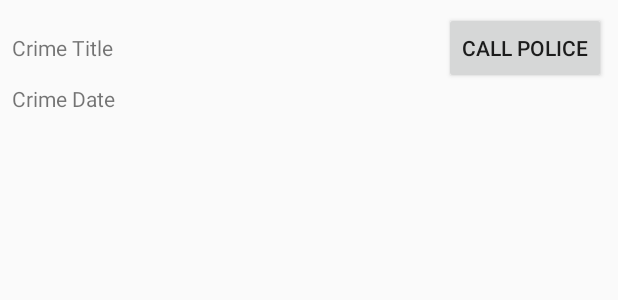
After one commit to hiper2d/android-payground, an Android app: the layout list_item_serious_crime.xml on its own in the app's theme, with its tools: preview values and no code run, on a phone screen of 412 x 824 dp. The commit adds this screen. Shown: the top 300 px of the screen. Run offline under Robolectric (Android 15) with nearby library versions, the phone set to English and light mode, and no system bars.

Commit message:
Chapter 8: Added two switchable ViewHolders

```diff
--- a/app/src/main/java/com/hiper2d/playground/dto/Crime.kt
+++ b/app/src/main/java/com/hiper2d/playground/dto/Crime.kt
@@ -8,4 +8,5 @@ class Crime {
     var solved: Boolean = false
     val id: UUID = UUID.randomUUID()
     val date: LocalDateTime = LocalDateTime.now()
+    var requiresPolice: Boolean = Random().nextInt(10).rem(5) == 0
 }
--- /dev/null
+++ b/app/src/main/res/layout/list_item_serious_crime.xml
@@ -0,0 +1,32 @@
+<?xml version="1.0" encoding="utf-8"?>
+<LinearLayout xmlns:android="http://schemas.android.com/apk/res/android"
+    android:layout_width="match_parent"
+    android:layout_height="wrap_content"
+    android:orientation="vertical"
+    android:padding="8dp">
+
+    <LinearLayout
+        android:layout_width="match_parent"
+        android:layout_height="wrap_content"
+        android:orientation="horizontal">
+
+        <TextView
+            android:id="@+id/crime_title"
+            android:layout_width="wrap_content"
+            android:layout_height="wrap_content"
+            android:layout_weight="1"
+            android:text="@string/crime_title" />
+
+        <Button
+            android:id="@+id/button"
+            android:layout_width="wrap_content"
+            android:layout_height="wrap_content"
+            android:text="Call Police" />
+    </LinearLayout>
+
+    <TextView
+        android:id="@+id/crime_date"
+        android:layout_width="match_parent"
+        android:layout_height="wrap_content"
+        android:text="@string/crime_date" />
+</LinearLayout>
```
Also changed, not shown: app/src/main/java/com/hiper2d/playground/fragment/CrimeListFragment.kt (+13 -4 lines), app/src/main/java/com/hiper2d/playground/view/AbstractCrimeHolder.kt (added, +31 -0 lines), app/src/main/java/com/hiper2d/playground/view/CrimeHolder.kt (+2 -21 lines), app/src/main/java/com/hiper2d/playground/view/SeriousCrimeHolder.kt (added, +8 -0 lines).
